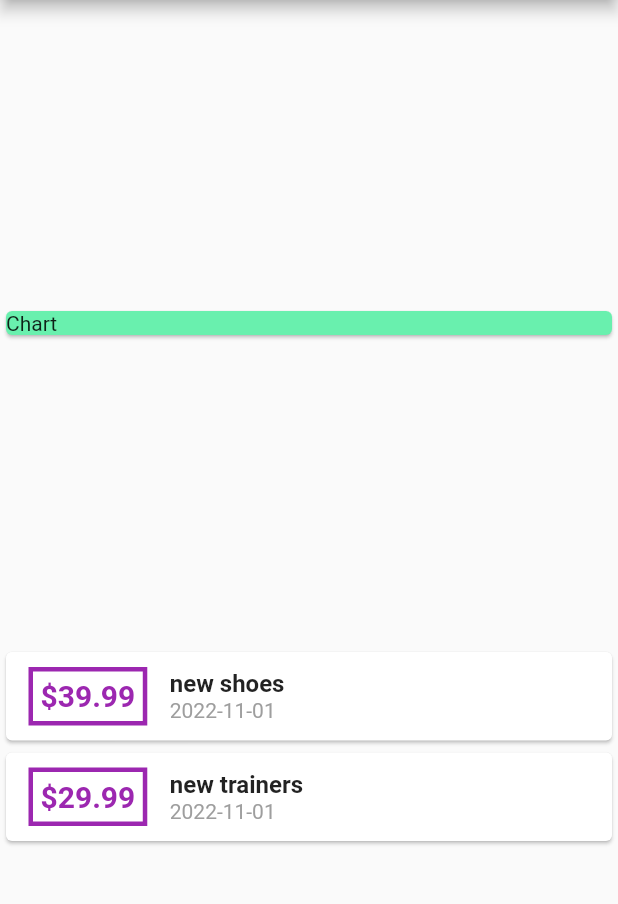
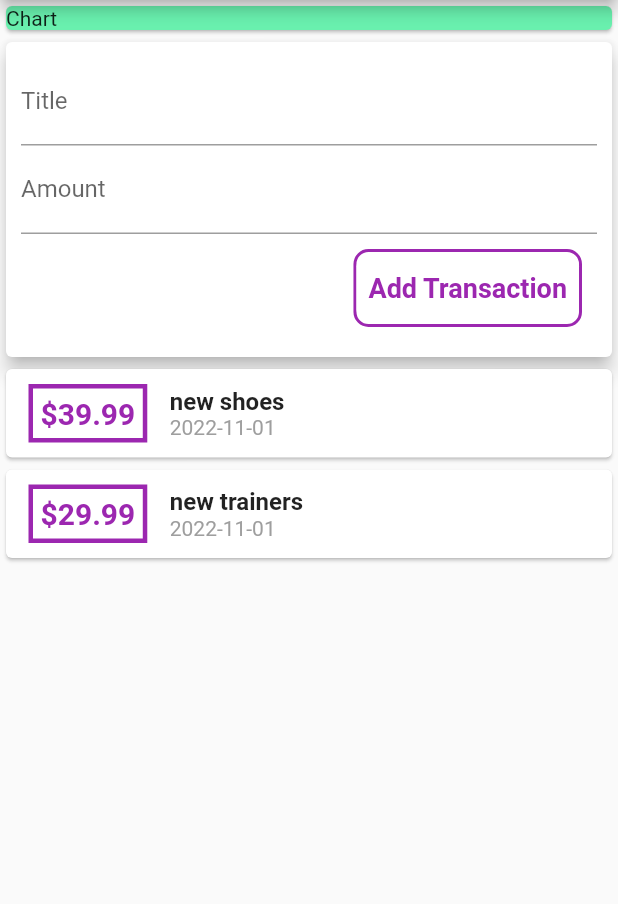
Before and after one commit to enchele01/expensesApp, a Flutter app: the screen it shows after launch, on a phone screen of 412 x 824 dp, the part 84-988 px from its top. Run offline on Flutter 3.47's test engine with Material 2 defaults, Android fonts, the phone set to English and light mode, and no system bars.

Commit message:
adding two text fields and a button with borderradius

```diff
--- a/lib/main.dart
+++ b/lib/main.dart
@@ -30,7 +30,7 @@ class MyApp extends StatelessWidget {
             title: Text("MyExpenses"),
           ),
           body: Column(
-            mainAxisAlignment: MainAxisAlignment.spaceEvenly,
+            mainAxisAlignment: MainAxisAlignment.start,
             crossAxisAlignment: CrossAxisAlignment.center,
             children: [
               Container(
@@ -38,6 +38,45 @@ class MyApp extends StatelessWidget {
                 child: Card(
                   color: Colors.greenAccent,
                   child: Text("Chart"),
+                ),
+              ),
+              Card(
+                elevation: 5,
+                child: Container(
+                  padding: EdgeInsets.all(10),
+                  child: Column(
+                    crossAxisAlignment: CrossAxisAlignment.end,
+                    children: [
+                      TextField(
+                        decoration: InputDecoration(labelText: "Title"),
+                      ),
+                      TextField(
+                        decoration: InputDecoration(labelText: "Amount"),
+                      ),
+                      Container(
+                        margin: EdgeInsets.all(10),
+                        decoration: BoxDecoration(
+                            border: Border.all(
+                              color: Colors.purple,
+                              width: 2,
+                            ),
+                            borderRadius:
+                                BorderRadius.all(Radius.circular(10))),
+                        child: TextButton(
+                          onPressed: () {},
+                          child: Text(
+                            "Add Transaction",
+                            style: TextStyle(
+                                fontWeight: FontWeight.bold, fontSize: 18),
+                          ),
+                          style: TextButton.styleFrom(
+                            backgroundColor: Colors.white,
+                            foregroundColor: Colors.purple,
+                          ),
+                        ),
+                      )
+                    ],
+                  ),
                 ),
               ),
               Column(
```
